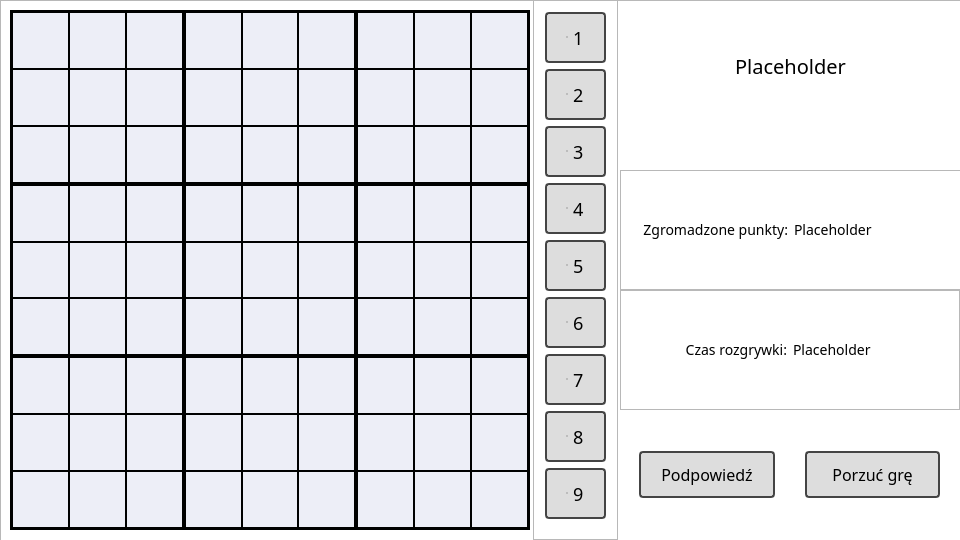
First picture: the form in MainWindow.ui, repository zielony414/SudokuQT, before the edit.
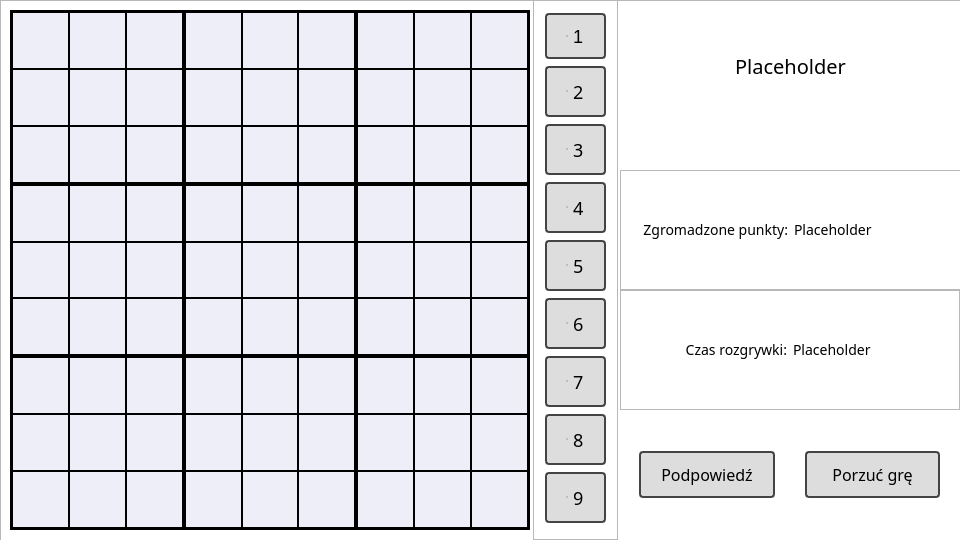
Second picture: the form after the edit. Icons and pictures are not drawn.

The edit to the form file:
```diff
--- a/MainWindow.ui
+++ b/MainWindow.ui
@@ -3599,7 +3599,6 @@
 display: inline-block;
 background-color: #ddd;
 padding: 10px 20px;
-font-family: sans-serif, Arial;
 font-size: 18px;
 border: 2px solid #444;
 border-radius: 4px;
@@ -3623,15 +3622,7 @@
 background-color: #bfb;
 border-color: #4c4; 
 }
-QPushButton:disabled {
-display: inline-block;
-background-color: #909196;;
-padding: 10px 20px;
-font-family: sans-serif, Arial;
-font-size: 18px;
-border: 2px solid #444;
-border-radius: 4px;
-}</string>
+</string>
         </property>
         <property name="text">
          <string>1</string>
@@ -5092,6 +5083,316 @@
      </layout>
     </widget>
    </widget>
+   <widget class="QWidget" name="LvlWidget" native="true">
+    <property name="enabled">
+     <bool>true</bool>
+    </property>
+    <property name="geometry">
+     <rect>
+      <x>0</x>
+      <y>0</y>
+      <width>960</width>
+      <height>540</height>
+     </rect>
+    </property>
+    <property name="styleSheet">
+     <string notr="true">.QWidget {
+background-image: url(./tlo.jpg)
+}</string>
+    </property>
+    <layout class="QGridLayout" name="gridLayout_2">
+     <property name="leftMargin">
+      <number>0</number>
+     </property>
+     <property name="topMargin">
+      <number>0</number>
+     </property>
+     <property name="rightMargin">
+      <number>0</number>
+     </property>
+     <property name="bottomMargin">
+      <number>0</number>
+     </property>
+     <item row="1" column="2">
+      <spacer name="horizontalSpacer_3">
+       <property name="orientation">
+        <enum>Qt::Horizontal</enum>
+       </property>
+       <property name="sizeHint" stdset="0">
+        <size>
+         <width>40</width>
+         <height>20</height>
+        </size>
+       </property>
+      </spacer>
+     </item>
+     <item row="2" column="1">
+      <spacer name="verticalSpacer_3">
+       <property name="orientation">
+        <enum>Qt::Vertical</enum>
+       </property>
+       <property name="sizeType">
+        <enum>QSizePolicy::Fixed</enum>
+       </property>
+       <property name="sizeHint" stdset="0">
+        <size>
+         <width>20</width>
+         <height>30</height>
+        </size>
+       </property>
+      </spacer>
+     </item>
+     <item row="1" column="0">
+      <spacer name="horizontalSpacer_4">
+       <property name="orientation">
+        <enum>Qt::Horizontal</enum>
+       </property>
+       <property name="sizeHint" stdset="0">
+        <size>
+         <width>40</width>
+         <height>20</height>
+        </size>
+       </property>
+      </spacer>
+     </item>
+     <item row="1" column="1">
+      <widget class="QFrame" name="frame_2">
+       <property name="enabled">
+        <bool>true</bool>
+       </property>
+       <property name="sizePolicy">
+        <sizepolicy hsizetype="Fixed" vsizetype="Fixed">
+         <horstretch>0</horstretch>
+         <verstretch>0</verstretch>
+        </sizepolicy>
+       </property>
+       <property name="minimumSize">
+        <size>
+         <width>550</width>
+         <height>300</height>
+        </size>
+       </property>
+       <property name="frameShape">
+        <enum>QFrame::StyledPanel</enum>
+       </property>
+       <property name="frameShadow">
+        <enum>QFrame::Raised</enum>
+       </property>
+       <layout class="QVBoxLayout" name="verticalLayout_6">
+        <property name="spacing">
+         <number>20</number>
+        </property>
+        <property name="leftMargin">
+         <number>0</number>
+        </property>
+        <property name="topMargin">
+         <number>0</number>
+        </property>
+        <property name="rightMargin">
+         <number>0</number>
+        </property>
+        <property name="bottomMargin">
+         <number>0</number>
+        </property>
+        <item>
+         <widget class="QPushButton" name="Lvl1Button">
+          <property name="enabled">
+           <bool>true</bool>
+          </property>
+          <property name="minimumSize">
+           <size>
+            <width>0</width>
+            <height>60</height>
+           </size>
+          </property>
+          <property name="baseSize">
+           <size>
+            <width>450</width>
+            <height>60</height>
+           </size>
+          </property>
+          <property name="font">
+           <font>
+            <family>sans-serif</family>
+            <pointsize>-1</pointsize>
+           </font>
+          </property>
+          <property name="layoutDirection">
+           <enum>Qt::LeftToRight</enum>
+          </property>
+          <property name="styleSheet">
+           <string notr="true">QPushButton{
+display: inline-block;
+background-color: #ddd;
+padding: 10px 20px;
+font-family: sans-serif, Arial;
+font-size: 22px;
+border: 2px solid #444;
+border-radius: 4px;
+}
+
+QPushButton:hover {
+background-color: #dfd;
+}
+
+QRadioButton::indicator {
+opacity: 0;
+position: fixed;
+width: 0;
+}
+
+QPushButton::pressed{
+border: 2px dashed #444;
+}
+
+QPushButton::checked{ 
+background-color: #bfb;
+border-color: #4c4; 
+}</string>
+          </property>
+          <property name="text">
+           <string>Poziom łatwy</string>
+          </property>
+         </widget>
+        </item>
+        <item>
+         <widget class="QPushButton" name="Lvl2Button">
+          <property name="enabled">
+           <bool>true</bool>
+          </property>
+          <property name="minimumSize">
+           <size>
+            <width>0</width>
+            <height>60</height>
+           </size>
+          </property>
+          <property name="baseSize">
+           <size>
+            <width>450</width>
+            <height>60</height>
+           </size>
+          </property>
+          <property name="font">
+           <font>
+            <family>sans-serif</family>
+            <pointsize>-1</pointsize>
+           </font>
+          </property>
+          <property name="styleSheet">
+           <string notr="true">QPushButton{
+display: inline-block;
+background-color: #ddd;
+padding: 10px 20px;
+font-family: sans-serif, Arial;
+font-size: 22px;
+border: 2px solid #444;
+border-radius: 4px;
+}
+
+QPushButton:hover {
+background-color: #dfd;
+}
+
+QRadioButton::indicator {
+opacity: 0;
+position: fixed;
+width: 0;
+}
+
+QPushButton::pressed{
+border: 2px dashed #444;
+}
+
+QPushButton::checked{ 
+background-color: #bfb;
+border-color: #4c4; 
+}</string>
+          </property>
+          <property name="text">
+           <string>Poziom średni</string>
+          </property>
+         </widget>
+        </item>
+        <item>
+         <widget class="QPushButton" name="Lvl3Button">
+          <property name="enabled">
+           <bool>true</bool>
+          </property>
+          <property name="minimumSize">
+           <size>
+            <width>0</width>
+            <height>60</height>
+           </size>
+          </property>
+          <property name="baseSize">
+           <size>
+            <width>450</width>
+            <height>60</height>
+           </size>
+          </property>
+          <property name="font">
+           <font>
+            <family>sans-serif</family>
+            <pointsize>-1</pointsize>
+           </font>
+          </property>
+          <property name="styleSheet">
+           <string notr="true">QPushButton{
+display: inline-block;
+background-color: #ddd;
+padding: 10px 20px;
+font-family: sans-serif, Arial;
+font-size: 22px;
+border: 2px solid #444;
+border-radius: 4px;
+}
+
+QPushButton:hover {
+background-color: #dfd;
+}
+
+QRadioButton::indicator {
+opacity: 0;
+position: fixed;
+width: 0;
+}
+
+QPushButton::pressed{
+border: 2px dashed #444;
+}
+
+QPushButton::checked{ 
+background-color: #bfb;
+border-color: #4c4; 
+}</string>
+          </property>
+          <property name="text">
+           <string>Poziom trudny</string>
+          </property>
+          <property name="icon">
+           <iconset theme="audio-input-microphone"/>
+          </property>
+         </widget>
+        </item>
+       </layout>
+      </widget>
+     </item>
+     <item row="0" column="1">
+      <spacer name="verticalSpacer_4">
+       <property name="orientation">
+        <enum>Qt::Vertical</enum>
+       </property>
+       <property name="sizeHint" stdset="0">
+        <size>
+         <width>20</width>
+         <height>40</height>
+        </size>
+       </property>
+      </spacer>
+     </item>
+    </layout>
+   </widget>
+   <zorder>LvlWidget</zorder>
    <zorder>MenuWidget</zorder>
    <zorder>TabelaWynWidget</zorder>
    <zorder>WypelnijWidget</zorder>
```
Left out of the diff: 4 changed lines with no effect on the pictures.
